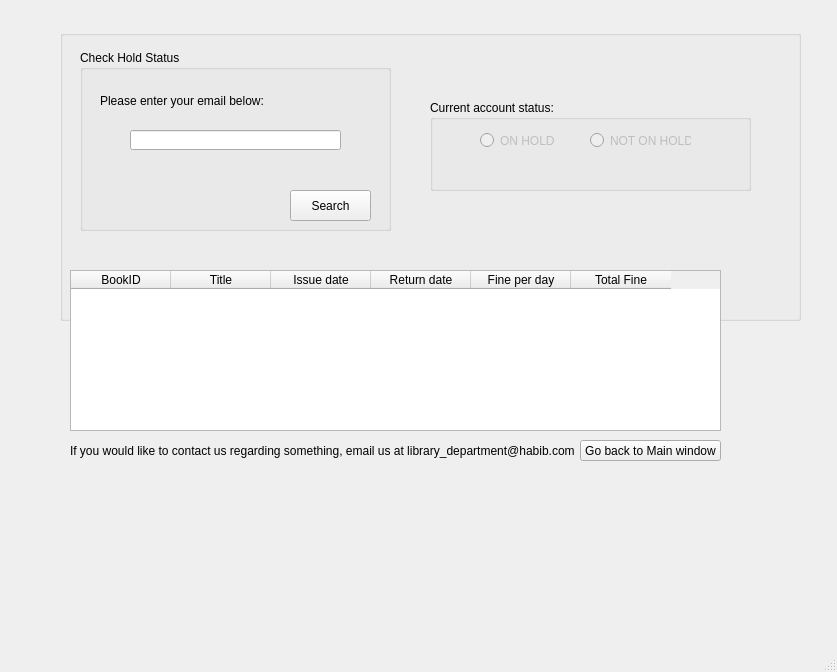
Qt form 7.contact_us.ui (Asim-AAK/LibraryManagementDBMS) before a commit.
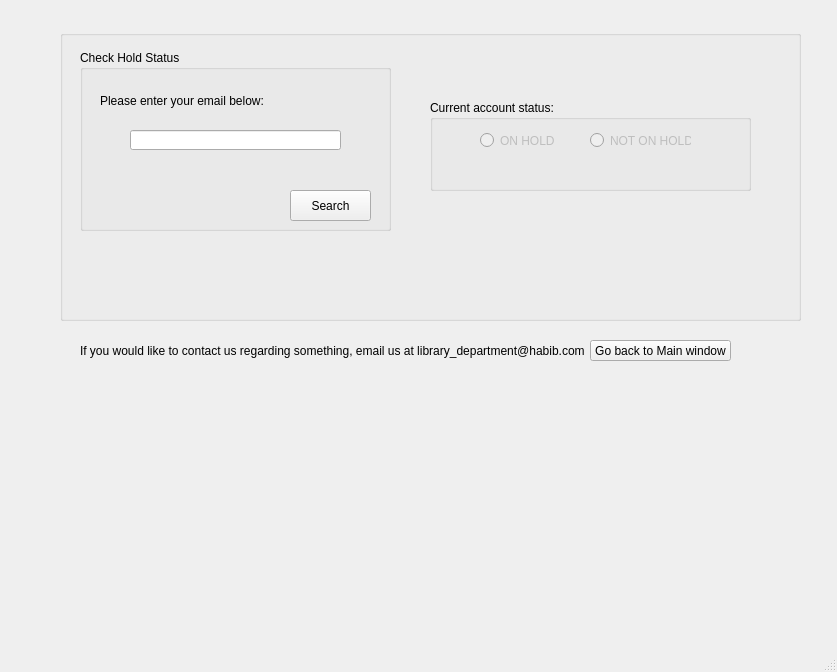
The same form after that commit.

Diff of the .ui file:
```diff
--- a/7.contact_us.ui
+++ b/7.contact_us.ui
@@ -121,51 +121,11 @@
      </widget>
     </widget>
    </widget>
-   <widget class="QTableWidget" name="booksTableWidget">
-    <property name="geometry">
-     <rect>
-      <x>70</x>
-      <y>270</y>
-      <width>651</width>
-      <height>161</height>
-     </rect>
-    </property>
-    <column>
-     <property name="text">
-      <string>BookID</string>
-     </property>
-    </column>
-    <column>
-     <property name="text">
-      <string>Title</string>
-     </property>
-    </column>
-    <column>
-     <property name="text">
-      <string>Issue date</string>
-     </property>
-    </column>
-    <column>
-     <property name="text">
-      <string>Return date</string>
-     </property>
-    </column>
-    <column>
-     <property name="text">
-      <string>Fine per day</string>
-     </property>
-    </column>
-    <column>
-     <property name="text">
-      <string>Total Fine</string>
-     </property>
-    </column>
-   </widget>
    <widget class="QLabel" name="studentname_label_2">
     <property name="geometry">
      <rect>
-      <x>70</x>
-      <y>440</y>
+      <x>80</x>
+      <y>340</y>
       <width>521</width>
       <height>21</height>
      </rect>
@@ -177,8 +137,8 @@
    <widget class="QPushButton" name="pushButton">
     <property name="geometry">
      <rect>
-      <x>580</x>
-      <y>440</y>
+      <x>590</x>
+      <y>340</y>
       <width>141</width>
       <height>21</height>
      </rect>
```
